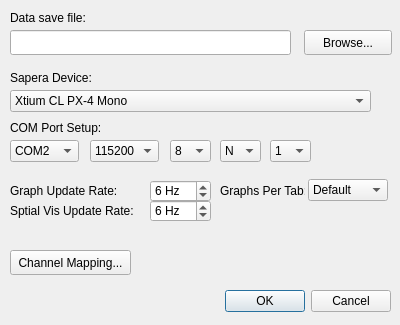
Qt form FG_ConfigDialog.ui (CarlosValleA/SpikeGL) before a commit.
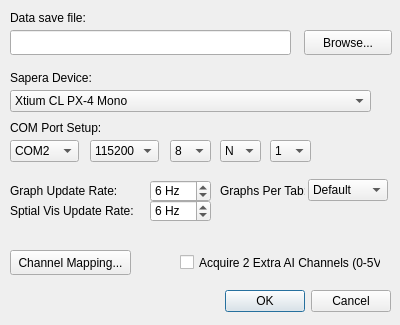
The same form after that commit.

Commit message: added GUi chkbox for extra AI to framegrabber mode

Patch:
```diff
--- a/FG_ConfigDialog.ui
+++ b/FG_ConfigDialog.ui
@@ -448,6 +448,25 @@
     <number>6</number>
    </property>
   </widget>
+  <widget class="QCheckBox" name="aiExtraChk">
+   <property name="geometry">
+    <rect>
+     <x>180</x>
+     <y>250</y>
+     <width>201</width>
+     <height>25</height>
+    </rect>
+   </property>
+   <property name="toolTip">
+    <string>&lt;html&gt;&lt;head/&gt;&lt;body&gt;&lt;p&gt;If checked, acquire 2 extra AI channels that are embedded into each FrameGrabber frame (these channels are 0-5V range). The channels are appended to the end of the scan, bringing the channel count per scan from 2304 to 2306.&lt;/p&gt;&lt;/body&gt;&lt;/html&gt;</string>
+   </property>
+   <property name="whatsThis">
+    <string>&lt;html&gt;&lt;head/&gt;&lt;body&gt;&lt;p&gt;If checked, acquire 2 extra AI channels that are embedded into each FrameGrabber frame (these channels are 0-5V range). The channels are appended to the end of the scan, bringing the channel count per scan from 2304 to 2306.&lt;/p&gt;&lt;/body&gt;&lt;/html&gt;</string>
+   </property>
+   <property name="text">
+    <string>Acquire 2 Extra AI Channels (0-5V)</string>
+   </property>
+  </widget>
  </widget>
  <resources/>
  <connections>
```
Left out of the diff: 3 changed lines with no effect on the pictures. The commit also changes 4 other files.
